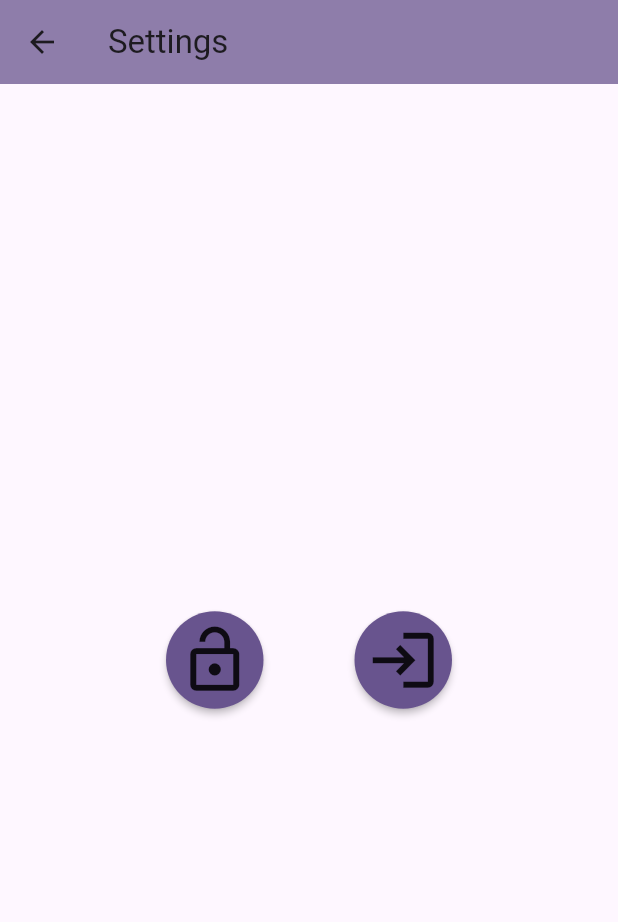
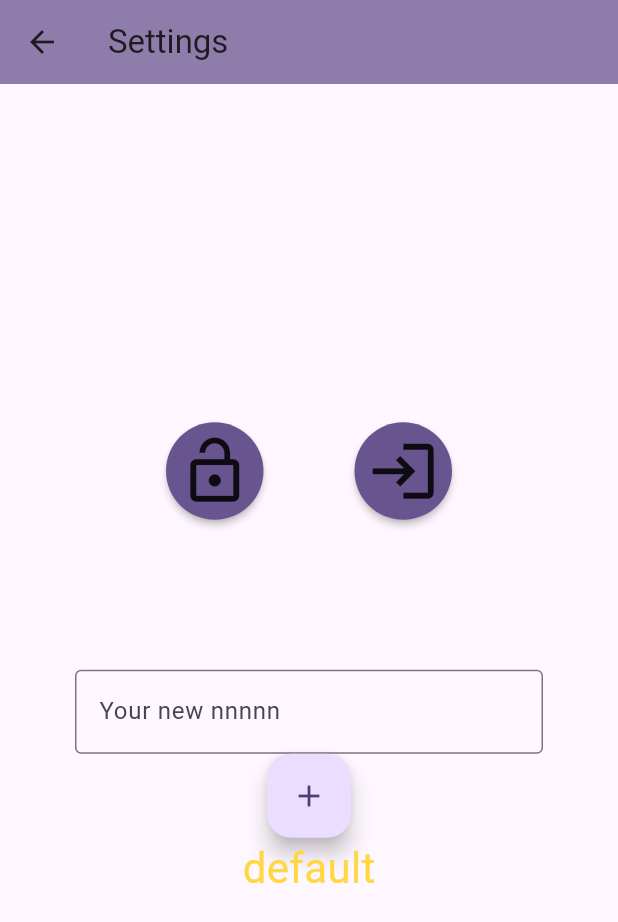
Before and after one commit to Leszek02/ucccc, a Flutter app: the SettingsPage screen opened directly, on a phone screen of 412 x 824 dp. Shown: the top 922 px of the screen. Run offline on Flutter 3.47's test engine with Material 3 defaults, Android fonts, the phone set to English and light mode, and no system bars; our stand-ins replace firebase_core, firebase_crashlytics; accounts and stored records are empty.

Commit message:
added dummy name changer

```diff
--- a/lib/ui/pages/settings/settings_page.dart
+++ b/lib/ui/pages/settings/settings_page.dart
@@ -2,8 +2,15 @@ import 'package:flutter/cupertino.dart';
 import 'package:flutter/material.dart';
 import 'package:ucccc/ui/widgets/circle_button.dart';
 
-class SettingsPage extends StatelessWidget {
+class SettingsPage extends StatefulWidget {
   const SettingsPage({super.key});
+
+  @override
+  State<SettingsPage> createState() => _SettingsPageState();
+}
+
+class _SettingsPageState extends State<SettingsPage> {
+  String _displayedName = "default";
 
   @override
   Widget build(BuildContext context) => Scaffold(
@@ -34,8 +41,51 @@ class SettingsPage extends StatelessWidget {
                   ],
                 ),
               ),
+              Padding(
+                  padding: const EdgeInsets.all(50),
+                  child: Column(
+                    mainAxisAlignment: MainAxisAlignment.spaceEvenly,
+                    children: [
+                      TextField(
+                        obscureText: false,
+                        onChanged: (newName) => _displayedName = newName,
+                        decoration: const InputDecoration(
+                          border: OutlineInputBorder(),
+                          labelText: "Your new nnnnn",
+                        ),
+                      ),
+                      FloatingActionButton(
+                        onPressed: () => setState(() {}),
+                        child: const Icon(
+                          Icons.add,
+                        ),
+                      ),
+                      Text(
+                        _displayedName,
+                        style: const TextStyle(
+                          color: Colors.amberAccent,
+                          fontSize: 28,
+                        ),
+                      )
+                    ],
+                  ))
             ],
           ),
         ),
       );
 }
+
+// class NameChanger extends StatefulWidget {
+//   const NameChanger({super.key});
+//
+//   @override
+//   State<NameChanger> createState() => _NameChangerState();
+// }
+//
+// class _NameChangerState extends State<NameChanger> {
+//   String displayedName = "default";
+//   @override
+//   Widget build(BuildContext context) {
+//     return const Placeholder();
+//   }
+// }
```
Also changed, not shown: lib/ui/pages/template/template_editor.dart (line endings or trailing spaces).
